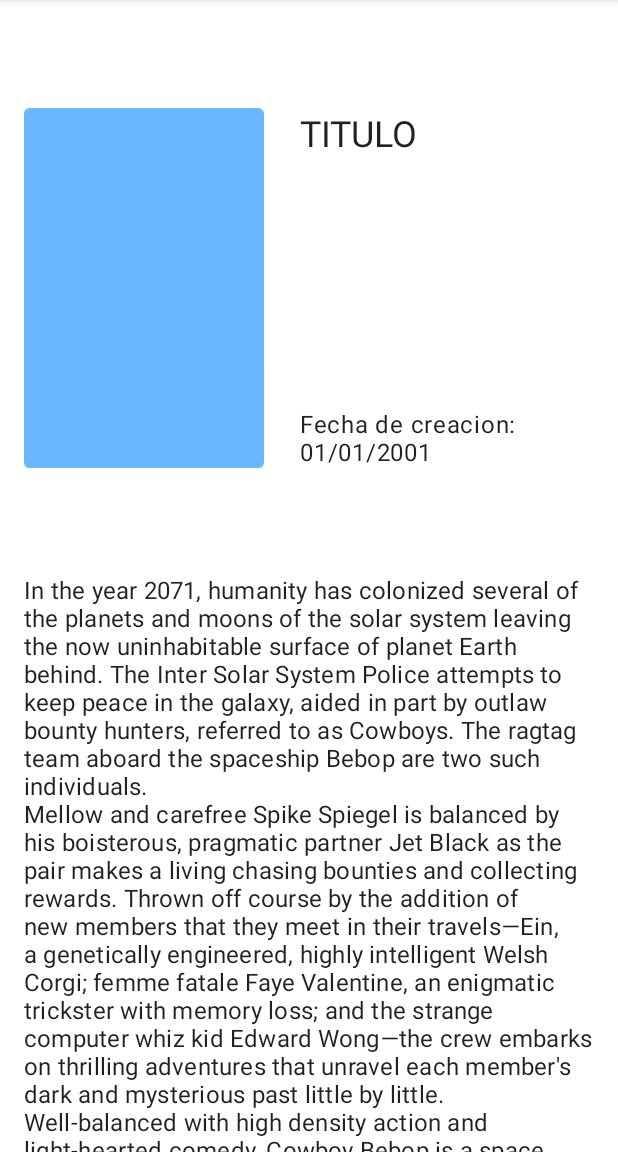
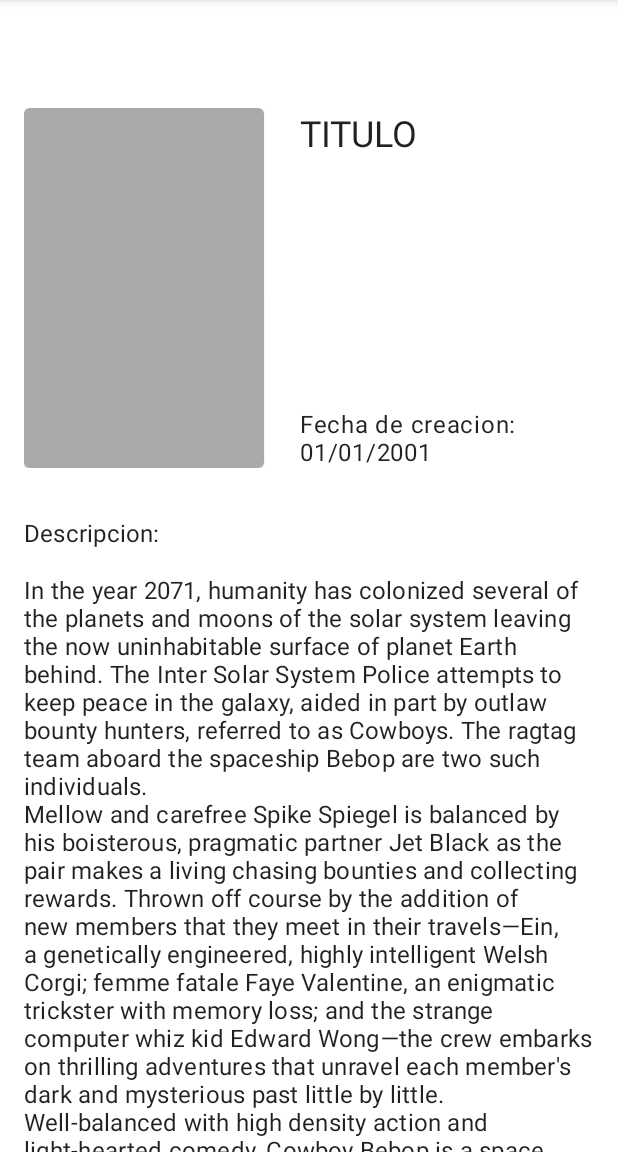
Before and after one commit to TaviManrique/AnimeApp, an Android app: the fragment BioFragment shown on its own in the app's theme, on a phone screen of 412 x 824 dp, the part 84-1236 px from its top. Run offline under Robolectric (Android 15) with nearby library versions, the phone set to English and light mode, and no system bars; network calls fail; pictures from the network do not load; 1 statement that could not run was skipped.

```diff
--- a/app/build.gradle
+++ b/app/build.gradle
@@ -27,6 +27,9 @@ android {
     buildFeatures{
         viewBinding true
     }
+
+    //dataBinding para MVVM
+    //viewBinding para MVC
 
     compileOptions {
         sourceCompatibility JavaVersion.VERSION_1_8
--- a/app/src/main/java/com/manriquetavi/animeapp/bioModule/BioFragment.kt
+++ b/app/src/main/java/com/manriquetavi/animeapp/bioModule/BioFragment.kt
@@ -14,19 +14,14 @@ import com.manriquetavi.animeapp.common.entities.AnimeEntity
 import com.manriquetavi.animeapp.databinding.FragmentBioBinding
 import com.manriquetavi.animeapp.mainModule.MainActivity
 import kotlinx.coroutines.delay
+import java.text.DateFormat
 
 class BioFragment : Fragment() {
 
     private lateinit var mBinding: FragmentBioBinding
-    private lateinit var mBioFragmentViewModel: BioFragmentViewModel
     private var mActivity: MainActivity? = null
     private lateinit var mAnimeEntity: AnimeEntity
 
-    override fun onCreate(savedInstanceState: Bundle?) {
-        super.onCreate(savedInstanceState)
-
-        mBioFragmentViewModel = ViewModelProvider(requireActivity()).get(BioFragmentViewModel::class.java)
-    }
 
     override fun onCreateView(
         inflater: LayoutInflater, container: ViewGroup?,
@@ -43,28 +38,11 @@ class BioFragment : Fragment() {
             val img = arguments?.getString(getString(R.string.image_text_bundle))
             val date = arguments?.getString(getString(R.string.date_text_bundle))
             val description = arguments?.getString(getString(R.string.description_text_bundle))
-            mAnimeEntity= AnimeEntity(title = title!!, coverImage = img!!, creationAt = date!!, description = description!! )
+            mAnimeEntity = arguments?.getSerializable("key") as AnimeEntity
+            //mAnimeEntity= AnimeEntity(title = title!!, coverImage = img!!, creationAt = date!!, description = description!! )
         }
         setUiAnime(mAnimeEntity)
-        setupViewModel()
-    }
-
-    private fun setupViewModel() {
-        mBioFragmentViewModel.getAnimeSelected().observe(viewLifecycleOwner, {
-            mAnimeEntity = it
-            setUiAnime(it)
-            setupActionBar()
-        })
-
-        mBioFragmentViewModel.getResult().observe(viewLifecycleOwner, { result ->
-            when(result){
-                is Int -> {
-                    mAnimeEntity.id = result
-                    mBioFragmentViewModel.setAnimeSelected(mAnimeEntity)
-                    mActivity?.onBackPressed()
-                }
-            }
-        })
+        setupActionBar()
     }
 
     private fun setUiAnime(animeEntity: AnimeEntity) {
@@ -115,7 +93,7 @@ class BioFragment : Fragment() {
     override fun onDestroy() {
         mActivity?.supportActionBar?.setDisplayHomeAsUpEnabled(false)
         mActivity?.supportActionBar?.title = getString(R.string.app_name)
-        mBioFragmentViewModel.setResult(Any())
+        //mBioFragmentViewModel.setResult(Any())
 
         setHasOptionsMenu(false)
         super.onDestroy()
--- a/app/src/main/java/com/manriquetavi/animeapp/bioModule/viewModel/BioFragmentViewModel.kt
+++ b/app/src/main/java/com/manriquetavi/animeapp/bioModule/viewModel/BioFragmentViewModel.kt
@@ -28,7 +28,4 @@ class BioFragmentViewModel: ViewModel() {
         return result
     }
 
-    fun setResult(value: Any){
-        result.value = value
-    }
 }
--- a/app/src/main/java/com/manriquetavi/animeapp/common/entities/AnimeEntity.kt
+++ b/app/src/main/java/com/manriquetavi/animeapp/common/entities/AnimeEntity.kt
@@ -1,4 +1,6 @@
 package com.manriquetavi.animeapp.common.entities
+
+import java.io.Serializable
 
 data class AnimeEntity(
     var id: Int = 0,
@@ -7,4 +9,4 @@ data class AnimeEntity(
     var youtubeVideoId: String = "",
     var creationAt: String = "",
     var description: String = ""
-)
+): Serializable
--- a/app/src/main/java/com/manriquetavi/animeapp/mainModule/MainActivity.kt
+++ b/app/src/main/java/com/manriquetavi/animeapp/mainModule/MainActivity.kt
@@ -56,6 +56,7 @@ class MainActivity : AppCompatActivity(), OnClickListener {
         bundle.putString(getString(R.string.image_text_bundle), animeEntity.coverImage)
         bundle.putString(getString(R.string.date_text_bundle), animeEntity.creationAt)
         bundle.putString(getString(R.string.description_text_bundle), animeEntity.description)
+        bundle.putSerializable("key",animeEntity)
 
         fragment.arguments = bundle
         fragmentTransaction.add(R.id.containerMain, fragment)
@@ -68,7 +69,7 @@ class MainActivity : AppCompatActivity(), OnClickListener {
         mMainViewModel.getAnimes().observe(this, { animes ->
             mAdapter.setAnimes(animes)
         })
-        mBioFragmentViewModel = ViewModelProvider(this).get(BioFragmentViewModel::class.java)
+       // mBioFragmentViewModel = ViewModelProvider(this).get(BioFragmentViewModel::class.java)
 
     }
 }
--- a/app/src/main/res/layout/fragment_bio.xml
+++ b/app/src/main/res/layout/fragment_bio.xml
@@ -28,7 +28,8 @@
                     android:id="@+id/imgPhotoAnimeBio"
                     android:layout_width="match_parent"
                     android:layout_height="match_parent"
-                    android:background="@color/primaryLightColor"/>
+                    android:contentDescription="@string/description_image_photo"
+                    android:background="@android:color/darker_gray" />
             </com.google.android.material.card.MaterialCardView>
 
             <TextView
@@ -58,10 +59,10 @@
         <TextView
             android:layout_width="match_parent"
             android:layout_height="wrap_content"
+            android:text="Descripcion:"
             style="?attr/textAppearanceSubtitle1"
             android:paddingHorizontal="@dimen/margin_padding_size_medium"
-            android:layout_marginVertical="@dimen/margin_padding_size_medium"
-            tools:text="Descripcion:"/>
+            android:layout_marginVertical="@dimen/margin_padding_size_medium"/>
         <TextView
             android:id="@+id/tvDescription"
             android:layout_width="match_parent"
--- a/app/src/main/res/values/strings.xml
+++ b/app/src/main/res/values/strings.xml
@@ -1,6 +1,6 @@
 <resources>
     <string name="app_name">AnimeApp</string>
-    <string name="description_image_photo">Imagen de portadad del anime</string>
+    <string name="description_image_photo">Imagen de portada del anime</string>
     <string name="large_text">
         Fecha de creacion:\n01/01/2001</string>
     <!-- TODO: Remove or change this placeholder text -->
```
Also changed, not shown: app/src/main/java/com/manriquetavi/animeapp/mainModule/viewModel/MainViewModel.kt (+8 -4 lines).
